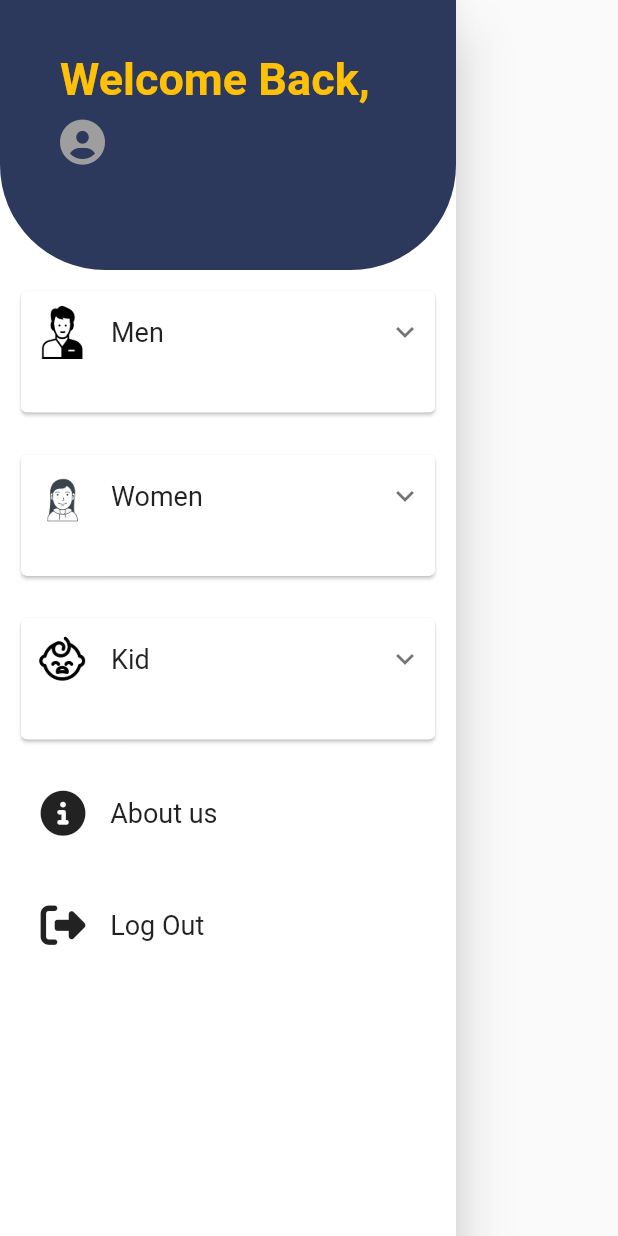
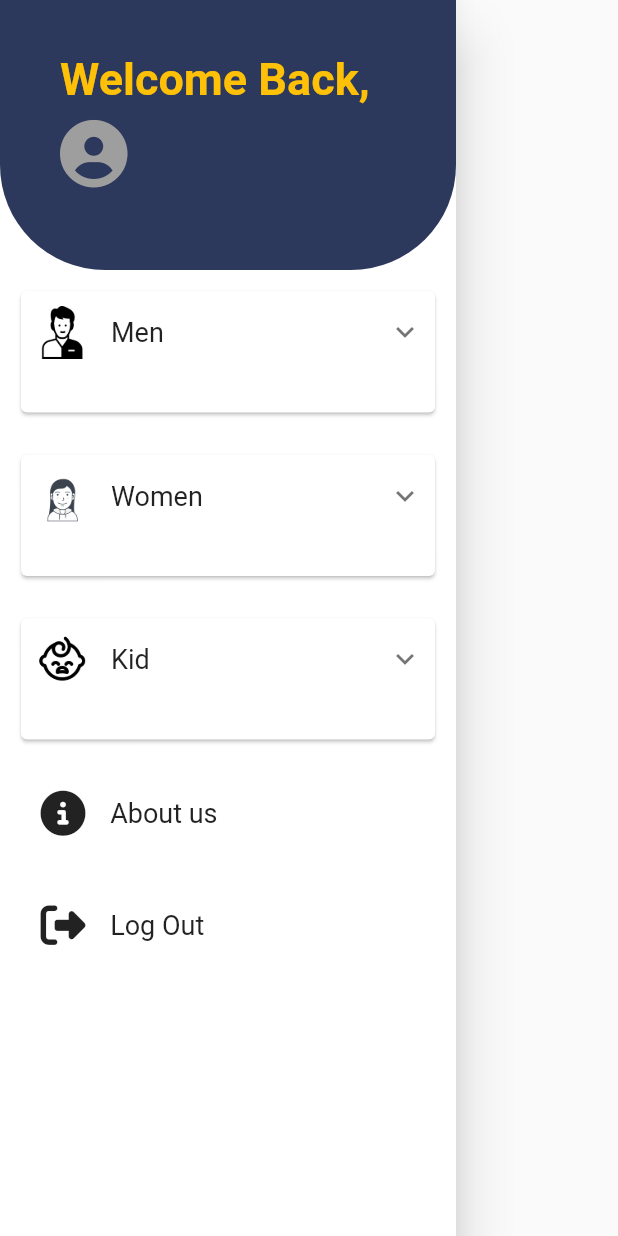
Before and after one commit to minh0611/CRP_G4, a Flutter app: the DrawerScreen widget shown alone on an empty page, opened directly, on a phone screen of 412 x 824 dp. Run offline on Flutter 3.47's test engine with Material 2 defaults, Android fonts, the phone set to English and light mode, and no system bars; drawn by our look-alikes of expandable; our stand-ins replace carousel_slider, cloud_firestore, dropdown_button2, firebase_auth, firebase_core, font_awesome_flutter and 1 more; missing offline and left inert: increment_decrement_form_field, splash_view, swipeable_tile; accounts and stored records are empty; network calls fail.

Commit message:
quick fixed

```diff
--- a/lib/Screens/drawer.dart
+++ b/lib/Screens/drawer.dart
@@ -3,7 +3,6 @@
 import 'package:firebase_auth/firebase_auth.dart';
 import 'package:flutter_authfb_demo/Screens/aboutUs.dart';
 import 'package:flutter_authfb_demo/widgets/drawer_expandable.dart';
-import 'package:flutter_authfb_demo/widgets/dropdown_cate.dart';
 import 'package:flutter_authfb_demo/Screens/signin.dart';
 import 'package:font_awesome_flutter/font_awesome_flutter.dart';
 
@@ -84,7 +83,7 @@
                         const FaIcon(
                           FontAwesomeIcons.solidCircleUser,
                           color: Colors.grey,
-                          size: 30,
+                          size: 45,
                         ),
                         const SizedBox(
                           width: 15,
@@ -100,7 +99,7 @@
                                   " $uFullname",
                                   style: const TextStyle(
                                       color: Colors.white,
-                                      fontSize: 15,
+                                      fontSize: 18,
                                       fontWeight: FontWeight.bold),
                                 );
                               }
```
Also changed, not shown: lib/Screens/productDetail.dart (+17 -0 lines).
